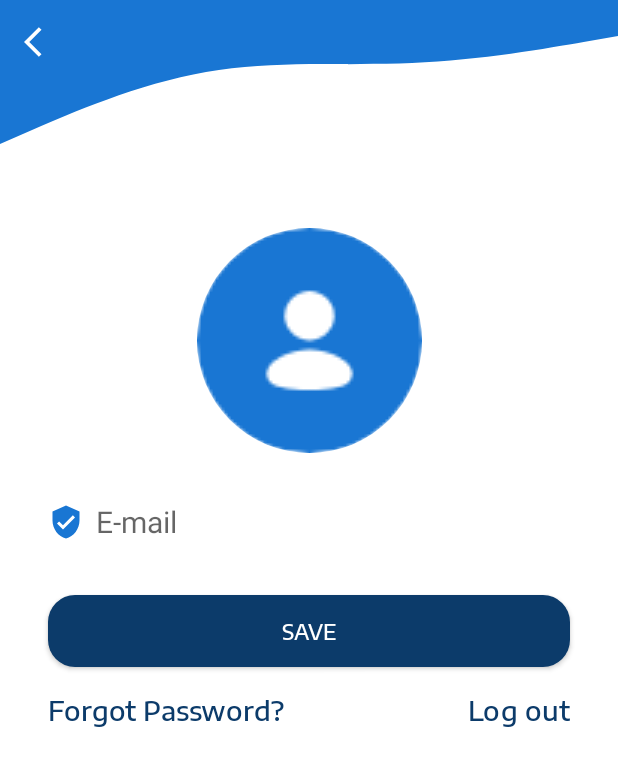
After one commit to vllami/capstone-project, an Android app: the ProfileActivity screen opened directly, with no data from a screen before it, on a phone screen of 412 x 824 dp. The commit adds this screen. Shown: the top 766 px of the screen. Run offline under Robolectric (Android 15) with nearby library versions, the phone set to English and light mode, and no system bars; our stand-ins replace CircleImageView, Firebase (no records; nobody signed in at launch, a user with empty details on screens opened directly).

Commit message:
Foto & Verif Commit

```diff
--- a/app/build.gradle
+++ b/app/build.gradle
@@ -55,6 +55,10 @@ dependencies {
     // OverScroll Decor
     implementation 'io.github.everythingme:overscroll-decor-android:1.1.1'
 
+    // circle Image
+    implementation 'de.hdodenhof:circleimageview:3.1.0'
+    implementation "com.github.bumptech.glide:glide:4.12.0"
+
     // Navigation
     implementation "androidx.navigation:navigation-fragment-ktx:2.3.5"
     implementation "androidx.navigation:navigation-ui-ktx:2.3.5"
@@ -75,10 +79,10 @@ dependencies {
     implementation 'com.karumi:dexter:6.2.2'
 
     // Firebase
+    implementation 'com.google.firebase:firebase-storage:20.0.0'
     implementation 'com.google.firebase:firebase-auth:21.0.1'
     implementation 'com.google.firebase:firebase-firestore:23.0.0'
     implementation 'com.google.firebase:firebase-database:20.0.0'
-
 
     // Testing
     testImplementation 'junit:junit:4.13.2'
--- a/app/src/main/java/team/getherfolg/capstone/ui/authentication/User.kt
+++ /dev/null
@@ -1,6 +0,0 @@
-package team.getherfolg.capstone.ui.authentication
-
-data class User(
-    var fullName: String,
-    var email: String
-)
--- a/app/src/main/java/team/getherfolg/capstone/ui/authentication/login/LogInActivity.kt
+++ b/app/src/main/java/team/getherfolg/capstone/ui/authentication/login/LogInActivity.kt
@@ -54,7 +54,6 @@ class LogInActivity : AppCompatActivity() {
                 if (it.isSuccessful) {
                     Intent(this, MainActivity::class.java).also { move ->
                         move.flags = FLAG_ACTIVITY_NEW_TASK or FLAG_ACTIVITY_CLEAR_TASK
-                        finish()
                     }
                 } else {
                     Toast.makeText(this, "Log in Failed", Toast.LENGTH_SHORT).show()
--- a/app/src/main/java/team/getherfolg/capstone/ui/authentication/signup/SignUpActivity.kt
+++ b/app/src/main/java/team/getherfolg/capstone/ui/authentication/signup/SignUpActivity.kt
@@ -59,7 +59,7 @@ class SignUpActivity : AppCompatActivity() {
                         startActivity(move)
                     }
                 } else {
-                    Toast.makeText(this, "Register Failed", Toast.LENGTH_SHORT).show()
+                    Toast.makeText(this, "Account Has Been created", Toast.LENGTH_SHORT).show()
                 }
             }
     }
--- /dev/null
+++ b/app/src/main/java/team/getherfolg/capstone/ui/main/home/ProfileActivity.kt
@@ -0,0 +1,149 @@
+@file:Suppress("DEPRECATION")
+
+package team.getherfolg.capstone.ui.main.home
+
+import android.annotation.SuppressLint
+import android.content.Intent
+import android.graphics.Bitmap
+import android.net.Uri
+import android.os.Bundle
+import android.provider.MediaStore
+import android.view.View.GONE
+import android.view.View.VISIBLE
+import android.widget.Toast
+import androidx.appcompat.app.AppCompatActivity
+import com.bumptech.glide.Glide
+import com.google.android.material.snackbar.Snackbar
+import com.google.firebase.auth.FirebaseAuth
+import com.google.firebase.auth.UserProfileChangeRequest
+import com.google.firebase.storage.FirebaseStorage
+import team.getherfolg.capstone.R
+import team.getherfolg.capstone.databinding.ActivityProfileBinding
+import team.getherfolg.capstone.ui.authentication.AuthenticationActivity
+import java.io.ByteArrayOutputStream
+
+class ProfileActivity : AppCompatActivity() {
+
+    private lateinit var profileBinding: ActivityProfileBinding
+    private lateinit var mAuth: FirebaseAuth
+    private lateinit var imageURI: Uri
+
+    companion object {
+        const val REQ_CAMERA = 100
+    }
+
+    override fun onCreate(savedInstanceState: Bundle?) {
+        super.onCreate(savedInstanceState)
+        profileBinding = ActivityProfileBinding.inflate(layoutInflater)
+        setContentView(profileBinding.root)
+
+        profileBinding.apply {
+            toolbar.setNavigationOnClickListener { onBackPressed() }
+            imageProfile.setOnClickListener {
+                takeMedia()
+            }
+        }
+
+
+        mAuth = FirebaseAuth.getInstance()
+        val user = mAuth.currentUser
+
+        if (user != null) {
+            if (user.photoUrl != null) {
+                Glide.with(this).load(user.photoUrl).into(profileBinding.imageProfile)
+            } else {
+                Glide.with(this).load(R.drawable.ic_profile).into(profileBinding.imageProfile)
+            }
+
+            profileBinding.apply {
+                etEmail.text = user.email
+                if (user.isEmailVerified) {
+                    tvVerif.visibility = GONE
+                    verifTrue.visibility = VISIBLE
+                    verifFalse.visibility = GONE
+                }
+            }
+
+        }
+
+        profileBinding.verifFalse.setOnClickListener {
+            user?.sendEmailVerification()?.addOnCompleteListener {
+                if (it.isSuccessful) {
+                    Toast.makeText(this, "Email verification has been send", Toast.LENGTH_SHORT)
+                        .show()
+                    mAuth.signOut()
+                } else {
+                    Toast.makeText(this, "${it.exception?.message}", Toast.LENGTH_SHORT).show()
+                }
+            }
+        }
+
+        profileBinding.btnSave.setOnClickListener {
+            val img = when {
+                ::imageURI.isInitialized -> imageURI
+                user?.photoUrl == null -> R.drawable.ic_profile
+                else -> user.photoUrl
+            }
+
+            UserProfileChangeRequest.Builder()
+                .setPhotoUri(img as Uri?).build().also { profile ->
+                    user?.updateProfile(profile)?.addOnCompleteListener {
+                        if (it.isSuccessful) {
+                            Snackbar.make(
+                                profileBinding.root,
+                                "Profile Updated",
+                                Snackbar.LENGTH_SHORT
+                            ).show()
+                        } else {
+                            Snackbar.make(
+                                profileBinding.root,
+                                "Failed to Update Profile",
+                                Snackbar.LENGTH_SHORT
+                            ).show()
+                        }
+                    }
+                }
+        }
+
+        profileBinding.btnLogout.setOnClickListener {
+            mAuth.signOut()
+            startActivity(Intent(this, AuthenticationActivity::class.java))
+        }
+    }
+
+    @SuppressLint("QueryPermissionsNeeded")
+    private fun takeMedia() {
+        Intent(MediaStore.ACTION_IMAGE_CAPTURE).also { intent ->
+            intent.resolveActivity(packageManager).also {
+                startActivityForResult(intent, REQ_CAMERA)
+            }
+        }
+    }
+
+    override fun onActivityResult(requestCode: Int, resultCode: Int, data: Intent?) {
+        super.onActivityResult(requestCode, resultCode, data)
+        if (requestCode == REQ_CAMERA && resultCode == RESULT_OK) {
+            val bitmap = data?.extras?.get("data") as Bitmap
+            uploadImage(bitmap)
+        }
+    }
+
+    private fun uploadImage(img: Bitmap) {
+        val output = ByteArrayOutputStream()
+        val ref = FirebaseStorage.getInstance().reference.child("img/${mAuth.currentUser?.uid}")
+
+        img.compress(Bitmap.CompressFormat.JPEG, 100, output)
+        val image = output.toByteArray()
+
+        ref.putBytes(image).addOnCompleteListener { task ->
+            if (task.isSuccessful) {
+                ref.downloadUrl.addOnCompleteListener { taskUri ->
+                    taskUri.result?.let {
+                        imageURI = it
+                        profileBinding.imageProfile.setImageBitmap(img)
+                    }
+                }
+            }
+        }
+    }
+}
--- /dev/null
+++ b/app/src/main/res/drawable/ic_verif_false.xml
@@ -0,0 +1,5 @@
+<vector android:height="24dp" android:tint="#4B5055"
+    android:viewportHeight="24" android:viewportWidth="24"
+    android:width="24dp" xmlns:android="http://schemas.android.com/apk/res/android">
+    <path android:fillColor="@android:color/white" android:pathData="M12,1L3,5v6c0,5.55 3.84,10.74 9,12 5.16,-1.26 9,-6.45 9,-12L21,5l-9,-4zM10,17l-4,-4 1.41,-1.41L10,14.17l6.59,-6.59L18,9l-8,8z"/>
+</vector>
--- /dev/null
+++ b/app/src/main/res/drawable/ic_verif_true.xml
@@ -0,0 +1,5 @@
+<vector android:height="24dp" android:tint="#1976D3"
+    android:viewportHeight="24" android:viewportWidth="24"
+    android:width="24dp" xmlns:android="http://schemas.android.com/apk/res/android">
+    <path android:fillColor="@android:color/white" android:pathData="M12,1L3,5v6c0,5.55 3.84,10.74 9,12 5.16,-1.26 9,-6.45 9,-12L21,5l-9,-4zM10,17l-4,-4 1.41,-1.41L10,14.17l6.59,-6.59L18,9l-8,8z"/>
+</vector>
--- /dev/null
+++ b/app/src/main/res/layout/activity_profile.xml
@@ -0,0 +1,118 @@
+<?xml version="1.0" encoding="utf-8"?>
+<androidx.constraintlayout.widget.ConstraintLayout xmlns:android="http://schemas.android.com/apk/res/android"
+    xmlns:app="http://schemas.android.com/apk/res-auto"
+    xmlns:tools="http://schemas.android.com/tools"
+    android:layout_width="match_parent"
+    android:layout_height="match_parent"
+    tools:context=".ui.main.home.ProfileActivity">
+
+    <androidx.appcompat.widget.AppCompatImageView
+        android:id="@+id/wave"
+        android:layout_width="wrap_content"
+        android:layout_height="wrap_content"
+        android:background="@drawable/rotate_wave"
+        app:layout_constraintEnd_toEndOf="parent"
+        app:layout_constraintStart_toStartOf="parent"
+        app:layout_constraintTop_toTopOf="parent" />
+
+    <androidx.appcompat.widget.Toolbar
+        android:id="@+id/toolbar"
+        android:layout_width="match_parent"
+        android:layout_height="?attr/actionBarSize"
+        android:background="@null"
+        app:layout_constraintTop_toTopOf="parent"
+        app:navigationIcon="@drawable/ic_back" />
+
+    <de.hdodenhof.circleimageview.CircleImageView
+        android:id="@+id/image_profile"
+        android:layout_width="150dp"
+        android:layout_height="150dp"
+        android:layout_marginTop="32dp"
+        android:src="@android:drawable/ic_menu_gallery"
+        app:layout_constraintEnd_toEndOf="parent"
+        app:layout_constraintStart_toStartOf="parent"
+        app:layout_constraintTop_toBottomOf="@+id/wave" />
+
+    <TextView
+        android:id="@+id/et_email"
+        android:layout_width="0dp"
+        android:layout_height="wrap_content"
+        android:layout_marginStart="8dp"
+        android:layout_marginTop="32dp"
+        android:layout_marginEnd="32dp"
+        android:textSize="20sp"
+        android:hint="@string/e_mail"
+        app:layout_constraintEnd_toEndOf="parent"
+        app:layout_constraintStart_toEndOf="@+id/verif_true"
+        app:layout_constraintTop_toBottomOf="@+id/image_profile" />
+
+    <androidx.appcompat.widget.AppCompatImageView
+        android:id="@+id/verif_true"
+        android:layout_width="wrap_content"
+        android:layout_height="wrap_content"
+        android:layout_marginStart="32dp"
+        android:src="@drawable/ic_verif_true"
+        app:layout_constraintBottom_toBottomOf="@+id/et_email"
+        app:layout_constraintStart_toStartOf="parent"
+        app:layout_constraintTop_toTopOf="@+id/et_email" />
+
+    <androidx.appcompat.widget.AppCompatImageView
+        android:id="@+id/verif_false"
+        android:layout_width="wrap_content"
+        android:layout_height="wrap_content"
+        android:src="@drawable/ic_verif_false"
+        app:layout_constraintBottom_toBottomOf="@+id/verif_true"
+        app:layout_constraintEnd_toEndOf="@+id/verif_true"
+        app:layout_constraintHorizontal_bias="0.0"
+        app:layout_constraintStart_toStartOf="@+id/verif_true"
+        app:layout_constraintTop_toTopOf="@+id/verif_true"
+        app:layout_constraintVertical_bias="1.0" />
+
+    <androidx.appcompat.widget.AppCompatTextView
+        android:id="@+id/tv_verif"
+        android:layout_width="wrap_content"
+        android:layout_height="wrap_content"
+        android:layout_marginTop="8dp"
+        android:fontFamily="@font/encodesans_medium"
+        android:text="@string/click_logo"
+        android:textColor="@color/red"
+        app:layout_constraintStart_toStartOf="@+id/verif_true"
+        app:layout_constraintTop_toBottomOf="@+id/et_email" />
+
+    <androidx.appcompat.widget.AppCompatButton
+        android:id="@+id/btn_save"
+        android:layout_width="0dp"
+        android:layout_height="wrap_content"
+        android:layout_marginTop="35dp"
+        android:background="@drawable/bg_button_login_selector"
+        android:fontFamily="@font/encodesans_medium"
+        android:text="@string/save"
+        android:textColor="@color/white"
+        app:layout_constraintEnd_toEndOf="@+id/et_email"
+        app:layout_constraintStart_toStartOf="@+id/verif_true"
+        app:layout_constraintTop_toBottomOf="@+id/et_email" />
+
+    <androidx.appcompat.widget.AppCompatTextView
+        android:id="@+id/btn_logout"
+        android:layout_width="wrap_content"
+        android:layout_height="0dp"
+        android:layout_marginTop="16dp"
+        android:fontFamily="@font/encodesans_medium"
+        android:text="@string/log_out"
+        android:textSize="18sp"
+        android:textColor="@color/dark_blue"
+        app:layout_constraintEnd_toEndOf="@+id/btn_save"
+        app:layout_constraintTop_toBottomOf="@+id/btn_save" />
+
+    <androidx.appcompat.widget.AppCompatTextView
+        android:id="@+id/btn_forgot"
+        android:layout_width="wrap_content"
+        android:layout_height="0dp"
+        android:layout_marginTop="16dp"
+        android:fontFamily="@font/encodesans_medium"
+        android:text="@string/forgot_password"
+        android:textColor="@color/dark_blue"
+        android:textSize="18sp"
+        app:layout_constraintStart_toStartOf="@+id/btn_save"
+        app:layout_constraintTop_toBottomOf="@+id/btn_save" />
+</androidx.constraintlayout.widget.ConstraintLayout>
--- a/app/src/main/res/layout/fragment_home.xml
+++ b/app/src/main/res/layout/fragment_home.xml
@@ -44,10 +44,10 @@
         app:layout_constraintTop_toBottomOf="@+id/textView4"
         tools:text="Villa Mukti Indriyanto" />
 
-    <ImageView
+    <de.hdodenhof.circleimageview.CircleImageView
         android:id="@+id/imageView"
-        android:layout_width="wrap_content"
-        android:layout_height="wrap_content"
+        android:layout_width="60dp"
+        android:layout_height="60dp"
         android:layout_marginEnd="18dp"
         android:src="@drawable/ic_profile"
         app:layout_constraintBottom_toBottomOf="@+id/tv_greet"
--- a/app/src/main/res/values/colors.xml
+++ b/app/src/main/res/values/colors.xml
@@ -7,4 +7,5 @@
     <color name="light_gray">#CCCCCC</color>
     <color name="white">#FFFFFF</color>
     <color name="black">#000000</color>
+    <color name="red">#F44336</color>
 </resources>
--- a/app/src/main/res/values/strings.xml
+++ b/app/src/main/res/values/strings.xml
@@ -18,4 +18,6 @@
     <string name="log_out">Log out</string>
     <string name="full_name">Full name</string>
     <string name="desc_for_upload_cv">Please <b>upload your CV</b> in the\nbutton below, then Job Recommendations\nwill appear here!</string>
+    <string name="click_logo">Click icon to verified</string>
+    <string name="save">Save</string>
 </resources>
```
Also changed, not shown: app/src/main/AndroidManifest.xml (+10 -8 lines), app/src/main/java/team/getherfolg/capstone/ui/main/home/HomeFragment.kt (+10 -40 lines), app/src/main/res/menu/pop_up_menu.xml (deleted, +0 -13 lines).
